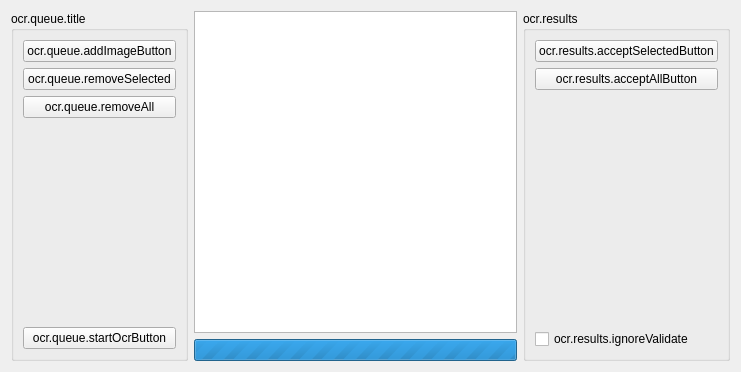
Qt form ui/designer/components/ocrQueue.ui (ArcaeaOffline/client-pyside6) before a commit.
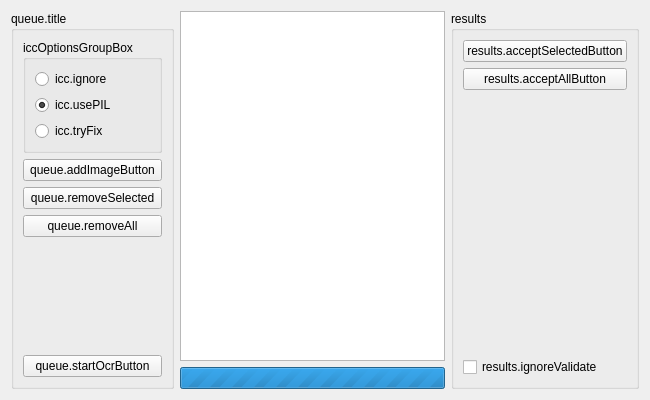
The same form after that commit.

Commit message:
fix: try fix icc profile issues by using `PIL` to load image
- use PIL to ignore Qt warning: `qt.gui.icc: fromIccProfile: Failed to parse description`

Diff of the .ui file:
```diff
--- a/ui/designer/components/ocrQueue.ui
+++ b/ui/designer/components/ocrQueue.ui
@@ -6,8 +6,8 @@
    <rect>
     <x>0</x>
     <y>0</y>
-    <width>741</width>
-    <height>372</height>
+    <width>650</width>
+    <height>400</height>
    </rect>
   </property>
   <property name="windowTitle">
@@ -17,13 +17,46 @@
    <item>
     <widget class="QGroupBox" name="groupBox_3">
      <property name="title">
-      <string>ocr.queue.title</string>
+      <string>queue.title</string>
      </property>
      <layout class="QVBoxLayout" name="verticalLayout_2">
+      <item>
+       <widget class="QGroupBox" name="groupBox">
+        <property name="title">
+         <string>iccOptionsGroupBox</string>
+        </property>
+        <layout class="QVBoxLayout" name="verticalLayout">
+         <item>
+          <widget class="QRadioButton" name="iccIgnoreRadioButton">
+           <property name="text">
+            <string>icc.ignore</string>
+           </property>
+          </widget>
+         </item>
+         <item>
+          <widget class="QRadioButton" name="iccUsePILRadioButton">
+           <property name="text">
+            <string>icc.usePIL</string>
+           </property>
+           <property name="checked">
+            <bool>true</bool>
+           </property>
+          </widget>
+         </item>
+         <item>
+          <widget class="QRadioButton" name="iccTryFixRadioButton">
+           <property name="text">
+            <string>icc.tryFix</string>
+           </property>
+          </widget>
+         </item>
+        </layout>
+       </widget>
+      </item>
       <item>
        <widget class="QPushButton" name="ocr_addImageButton">
         <property name="text">
-         <string>ocr.queue.addImageButton</string>
+         <string>queue.addImageButton</string>
         </property>
        </widget>
       </item>
@@ -33,7 +66,7 @@
          <bool>true</bool>
         </property>
         <property name="text">
-         <string>ocr.queue.removeSelected</string>
+         <string>queue.removeSelected</string>
         </property>
        </widget>
       </item>
@@ -43,7 +76,7 @@
          <bool>true</bool>
         </property>
         <property name="text">
-         <string>ocr.queue.removeAll</string>
+         <string>queue.removeAll</string>
         </property>
        </widget>
       </item>
@@ -63,7 +96,7 @@
       <item>
        <widget class="QPushButton" name="ocr_startButton">
         <property name="text">
-         <string>ocr.queue.startOcrButton</string>
+         <string>queue.startOcrButton</string>
         </property>
        </widget>
       </item>
@@ -115,7 +148,7 @@
    <item>
     <widget class="QGroupBox" name="groupBox_5">
      <property name="title">
-      <string>ocr.results</string>
+      <string>results</string>
      </property>
      <layout class="QVBoxLayout" name="verticalLayout_4">
       <item>
@@ -124,14 +157,14 @@
          <bool>true</bool>
         </property>
         <property name="text">
-         <string>ocr.results.acceptSelectedButton</string>
+         <string>results.acceptSelectedButton</string>
         </property>
        </widget>
       </item>
       <item>
        <widget class="QPushButton" name="ocr_acceptAllButton">
         <property name="text">
-         <string>ocr.results.acceptAllButton</string>
+         <string>results.acceptAllButton</string>
         </property>
        </widget>
       </item>
@@ -151,7 +184,7 @@
       <item>
        <widget class="QCheckBox" name="ocr_ignoreValidateCheckBox">
         <property name="text">
-         <string>ocr.results.ignoreValidate</string>
+         <string>results.ignoreValidate</string>
         </property>
        </widget>
       </item>
```
The commit also changes 5 other files.
